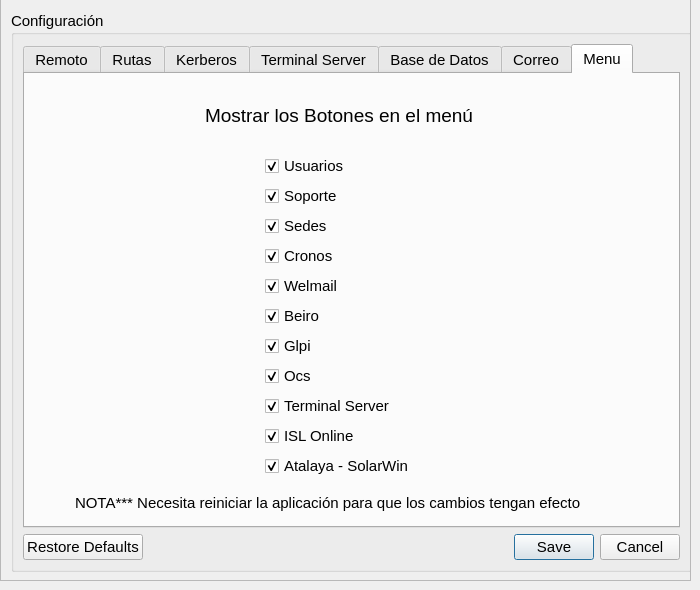
Before: the Qt Designer form configuracion.ui in kapazao/GrxMenu, drawn with Qt 5.
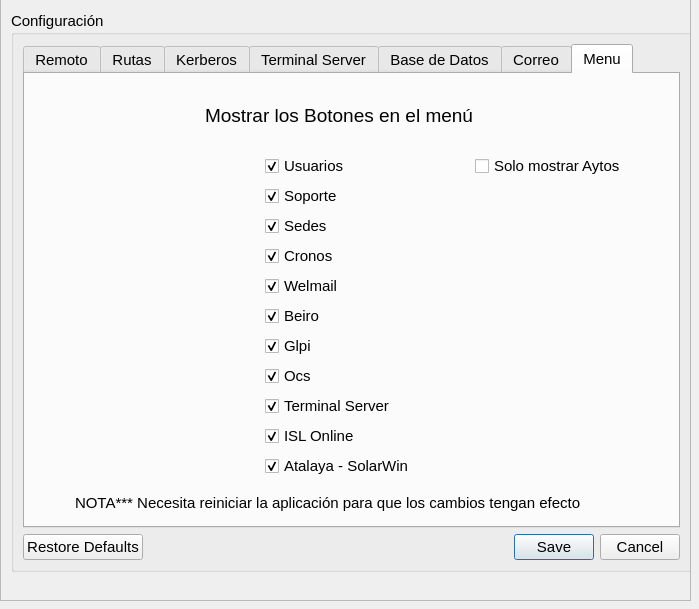
After: the same form once the commit is applied. The open tabs and pages were chosen to show the change. Icons and pictures are not drawn.

```diff
--- a/configuracion.ui
+++ b/configuracion.ui
@@ -6,8 +6,8 @@
    <rect>
     <x>0</x>
     <y>0</y>
-    <width>700</width>
-    <height>590</height>
+    <width>699</width>
+    <height>609</height>
    </rect>
   </property>
   <property name="windowTitle">
@@ -19,7 +19,7 @@
      <x>0</x>
      <y>-10</y>
      <width>691</width>
-     <height>591</height>
+     <height>611</height>
     </rect>
    </property>
    <property name="sizePolicy">
@@ -40,7 +40,7 @@
       <x>0</x>
       <y>0</y>
       <width>689</width>
-      <height>589</height>
+      <height>609</height>
      </rect>
     </property>
     <widget class="QGroupBox" name="groupBox">
@@ -1464,6 +1464,19 @@
            <string>NOTA*** Necesita reiniciar la aplicación para que los cambios tengan efecto</string>
           </property>
          </widget>
+         <widget class="QCheckBox" name="checkBox_soloAytos">
+          <property name="geometry">
+           <rect>
+            <x>450</x>
+            <y>80</y>
+            <width>168</width>
+            <height>24</height>
+           </rect>
+          </property>
+          <property name="text">
+           <string>Solo mostrar Aytos</string>
+          </property>
+         </widget>
         </widget>
        </widget>
       </item>
```
Left out of the diff: 4 changed lines with no effect on the pictures.
